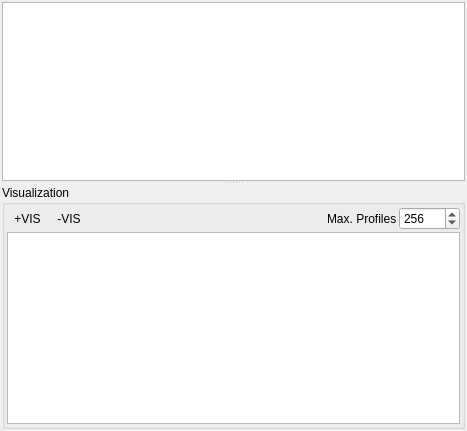
Above: qps/speclib/ui/spectrallibraryplotwidget.ui from EnMAP-Box/qgispluginsupport before the change. Below: the same form after it.
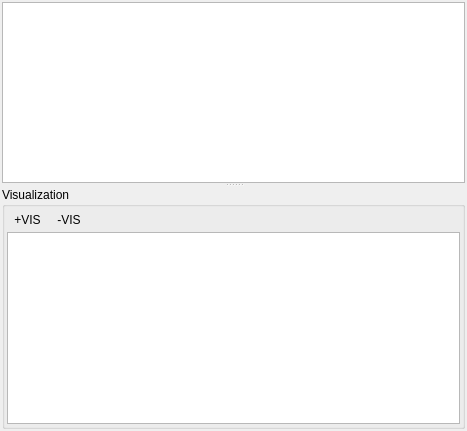
That is the form after the change. Icons and pictures are not drawn. Custom widgets are drawn as their Qt base class.

What changed in the file:
```diff
--- a/qps/speclib/ui/spectrallibraryplotwidget.ui
+++ b/qps/speclib/ui/spectrallibraryplotwidget.ui
@@ -109,32 +109,6 @@
            </property>
           </spacer>
          </item>
-         <item>
-          <widget class="QLabel" name="label">
-           <property name="text">
-            <string>Max. Profiles</string>
-           </property>
-          </widget>
-         </item>
-         <item>
-          <widget class="QSpinBox" name="sbMaxProfiles">
-           <property name="minimumSize">
-            <size>
-             <width>50</width>
-             <height>0</height>
-            </size>
-           </property>
-           <property name="maximum">
-            <number>32000</number>
-           </property>
-           <property name="singleStep">
-            <number>64</number>
-           </property>
-           <property name="value">
-            <number>256</number>
-           </property>
-          </widget>
-         </item>
         </layout>
        </item>
       </layout>
```
Left out of the diff: 2 changed lines with no effect on the pictures.
